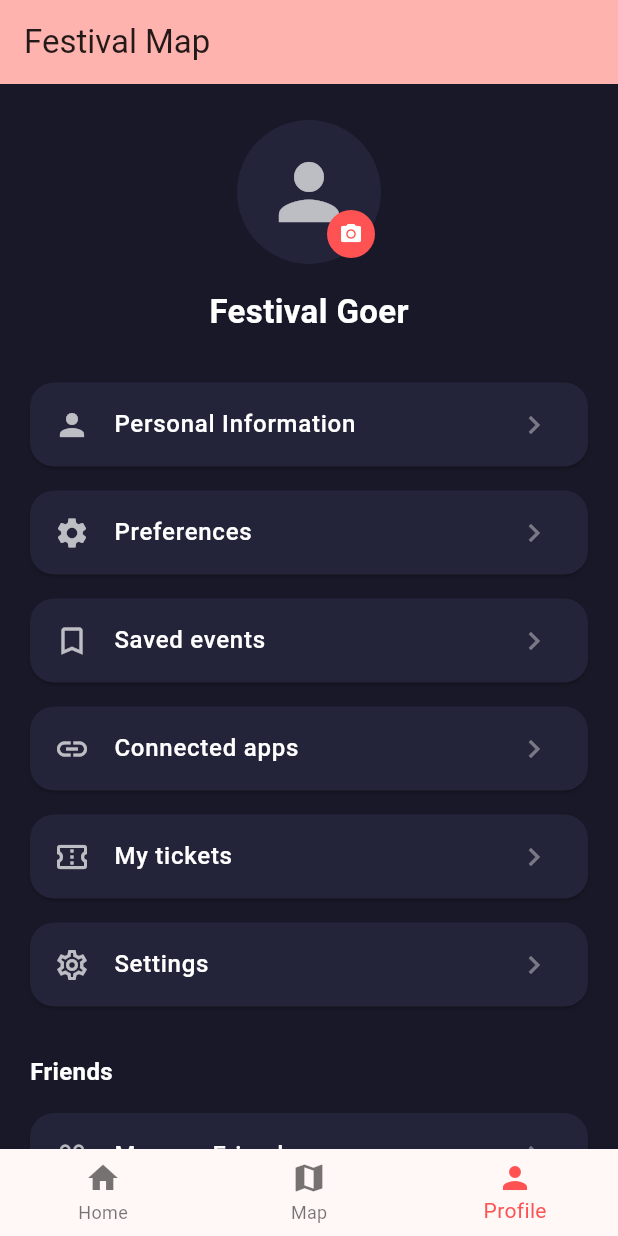
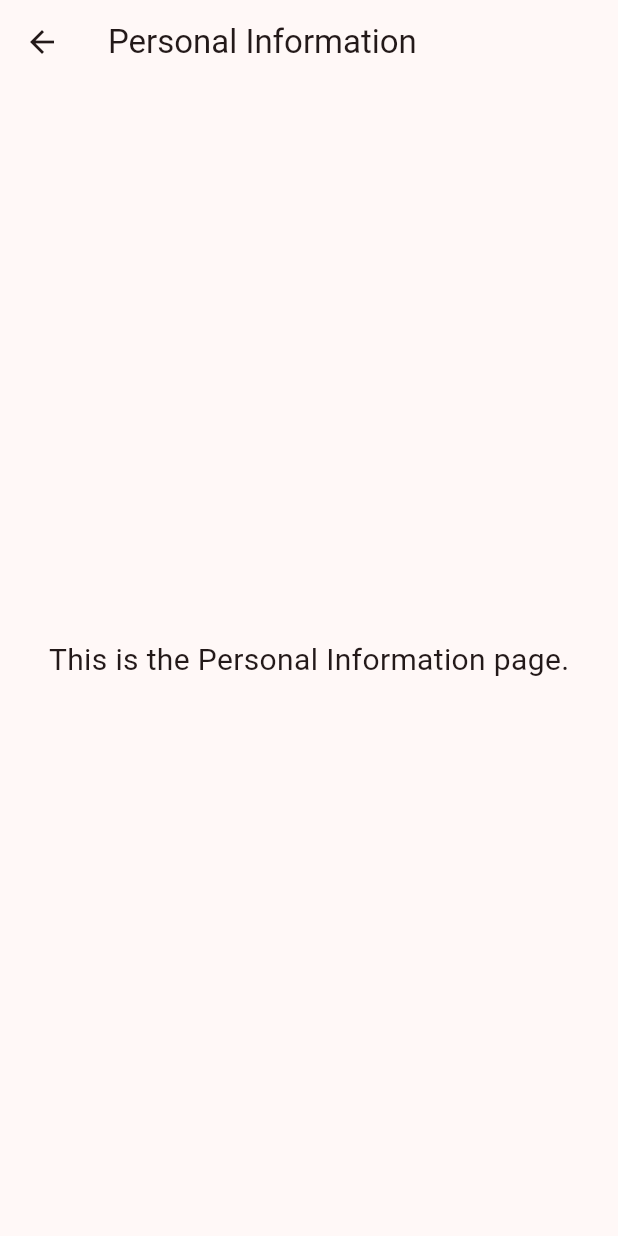
Before and after one commit to DemolaFestivalEvent/Vipteryx, a Flutter app: the screen it shows after launch, item 3 of the bottom bar chosen, after a tap on "Personal Information", on a phone screen of 412 x 824 dp. Run offline on Flutter 3.47's test engine with Material 3 defaults, Android fonts, the phone set to English and light mode, and no system bars; our stand-ins replace flutter_map, latlong2.

Commit message:
personal information widget

```diff
--- a/vipteryx_demola2/lib/profile_page.dart
+++ b/vipteryx_demola2/lib/profile_page.dart
@@ -56,6 +56,12 @@ class ProfilePage extends StatelessWidget {
             icon: Icons.person,
             text: "Personal Information",
             iconColor: iconColor,
+            onTap: () {
+              Navigator.push(
+                context,
+                MaterialPageRoute(builder: (context) => const PersonalInfoPage()),
+              );
+            },
           ),
           _ProfileCard(
             color: cardColor,
@@ -115,12 +121,14 @@ class _ProfileCard extends StatelessWidget {
   final IconData icon;
   final String text;
   final Color iconColor;
+  final VoidCallback? onTap;
 
   const _ProfileCard({
     required this.color,
     required this.icon,
     required this.text,
     required this.iconColor,
+    this.onTap,
   });
 
   @override
@@ -136,8 +144,25 @@ class _ProfileCard extends StatelessWidget {
           style: const TextStyle(color: Colors.white, fontWeight: FontWeight.w500),
         ),
         trailing: const Icon(Icons.chevron_right, color: Colors.white38),
-        onTap: () {},
+        onTap: onTap,
       ),
     );
   }
 }
+
+class PersonalInfoPage extends StatelessWidget {
+  const PersonalInfoPage({super.key});
+
+  @override
+  Widget build(BuildContext context) {
+    return Scaffold(
+      appBar: AppBar(title: const Text('Personal Information')),
+      body: Center(
+        child: Text(
+          'This is the Personal Information page.',
+          style: TextStyle(fontSize: 20),
+        ),
+      ),
+    );
+  }
+}
```
